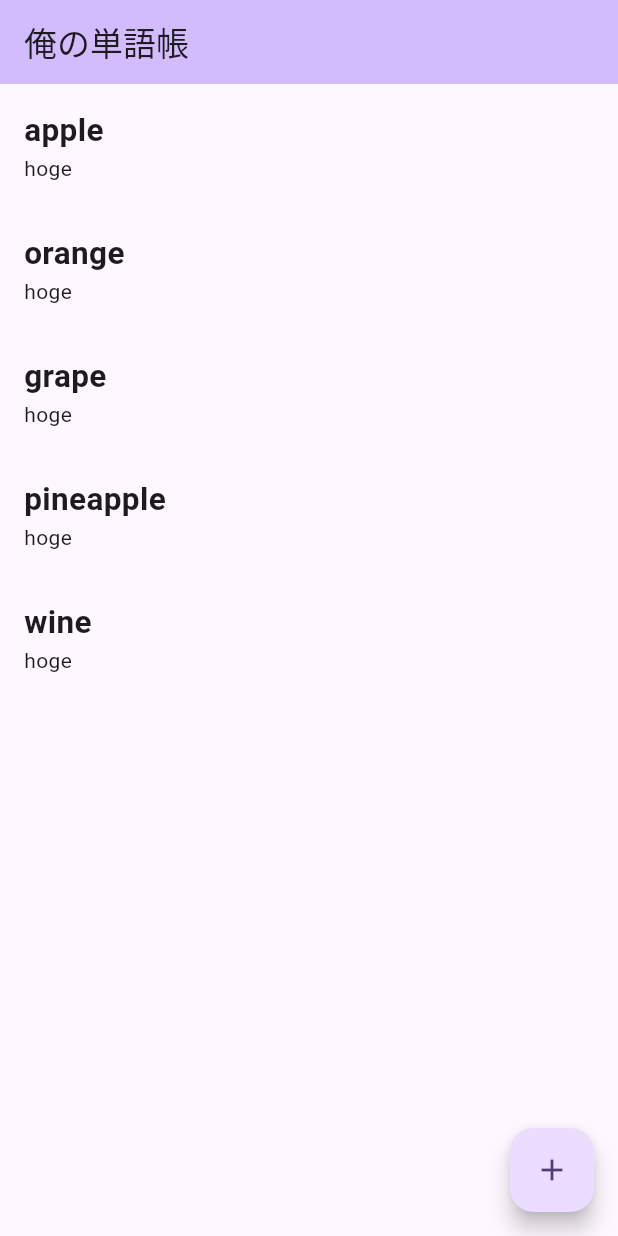
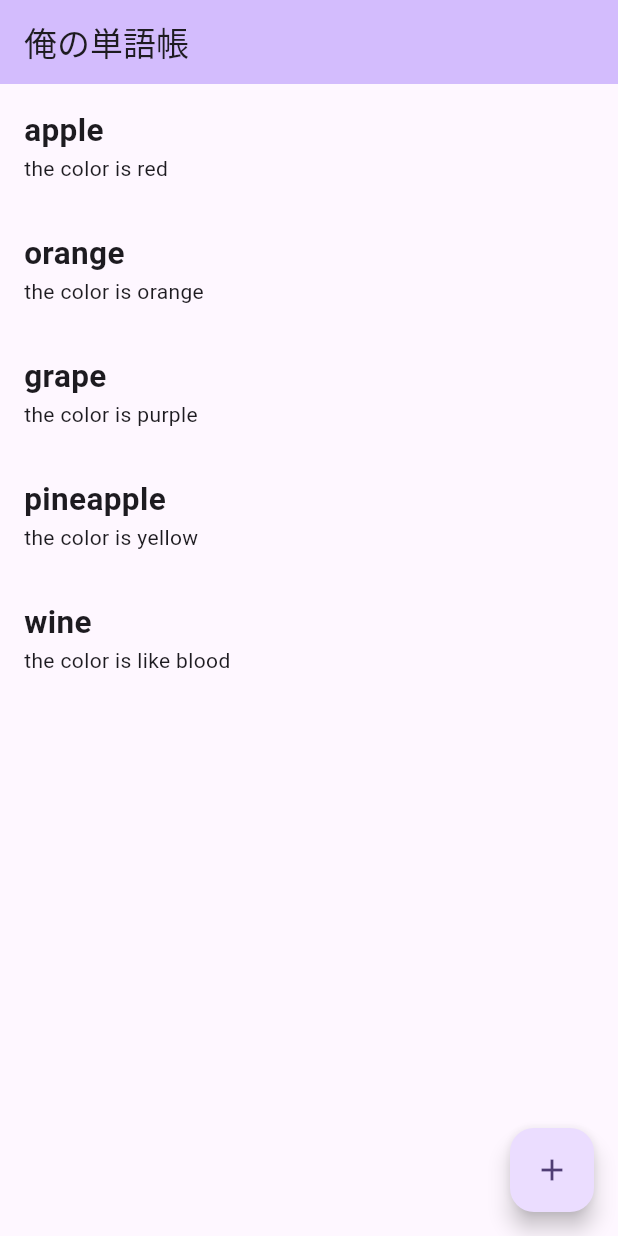
Before and after one commit to ushisantoasobu/FlutterPractice2023, a Flutter app: the screen it shows after launch, after a tap on the "add" icon, on a phone screen of 412 x 824 dp. Run offline on Flutter 3.47's test engine with Material 3 defaults, Android fonts, the phone set to English and light mode, and no system bars.

Commit message:
wordのコンストラクタ改善

```diff
--- a/en_words_on_web/lib/main.dart
+++ b/en_words_on_web/lib/main.dart
@@ -84,7 +84,7 @@ class WordItemView extends StatelessWidget {
               word.title,
               style: const TextStyle(fontSize: 21, fontWeight: FontWeight.bold),
             ),
-            const Text('hoge')
+            Text(word.description ?? '')
           ],
         ));
   }
--- a/en_words_on_web/lib/model/word.dart
+++ b/en_words_on_web/lib/model/word.dart
@@ -1,9 +1,10 @@
 import 'package:uuid/uuid.dart';
 
 class Word {
-  Word(this.title);
+  // Word(this.title, this.description, this.urlString);
+  Word({required this.title, this.description, this.urlString});
 
-  String id = Uuid().v4();
+  String id = const Uuid().v4();
   String title;
   String? description;
   String? urlString;
--- a/en_words_on_web/lib/repository.dart
+++ b/en_words_on_web/lib/repository.dart
@@ -2,10 +2,13 @@ import 'package:en_words_on_web/model/word.dart';
 
 class WordRepository {
   List<Word> words = [
-    Word('apple'),
-    Word('orange'),
-    Word('grape'),
-    Word('pineapple'),
+    Word(title: 'apple', description: 'the color is red', urlString: null),
+    Word(title: 'orange', description: 'the color is orange', urlString: null),
+    Word(title: 'grape', description: 'the color is purple', urlString: null),
+    Word(
+        title: 'pineapple',
+        description: 'the color is yellow',
+        urlString: null),
   ];
 
   List<Word> fetch() {
@@ -13,6 +16,9 @@ class WordRepository {
   }
 
   void add() {
-    words.add(Word('wine'));
+    words.add(Word(
+        title: 'wine',
+        description: 'the color is like blood',
+        urlString: null));
   }
 }
```
